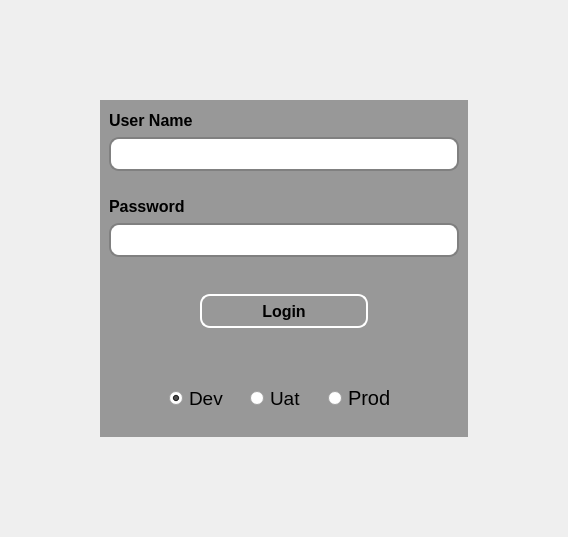
The window that ui/login.ui (DevGuruPro/rfid-python) describes before a commit, drawn with Qt 5.
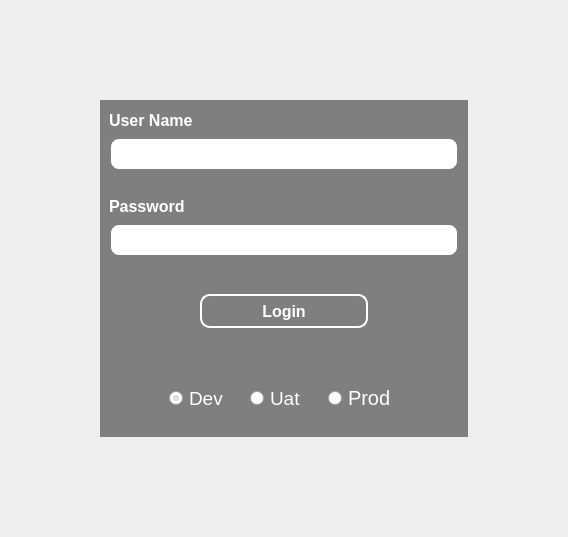
The same window after the commit. Icons and pictures are not drawn.

Patch:
```diff
--- a/ui/login.ui
+++ b/ui/login.ui
@@ -13,6 +13,11 @@
   <property name="windowTitle">
    <string>MainWindow</string>
   </property>
+  <property name="styleSheet">
+   <string notr="true">QLabel{
+	color: white;
+}</string>
+  </property>
   <widget class="QWidget" name="centralwidget">
    <property name="styleSheet">
     <string notr="true"/>
@@ -37,7 +42,7 @@
      <widget class="QWidget" name="loginwidget" native="true">
       <property name="styleSheet">
        <string notr="true">#loginwidget{
-	background-color: rgba(128, 128, 128, 200);
+	background-color: rgba(0, 0, 0, 120);
 }</string>
       </property>
       <layout class="QVBoxLayout" name="verticalLayout">
@@ -158,7 +163,8 @@
     border: 2px solid white;  
     border-radius: 10px;  
     min-width: 80px;
-	min-height: 30px;  
+	min-height: 30px;
+	color: white;
 } 
 
 QPushButton:hover {  
@@ -186,6 +192,10 @@
          <property name="styleSheet">
           <string notr="true">QGroupBox {  
     border: 0px;
+}
+
+QRadioButton{
+	color: white;
 }  </string>
          </property>
          <property name="title">
```
